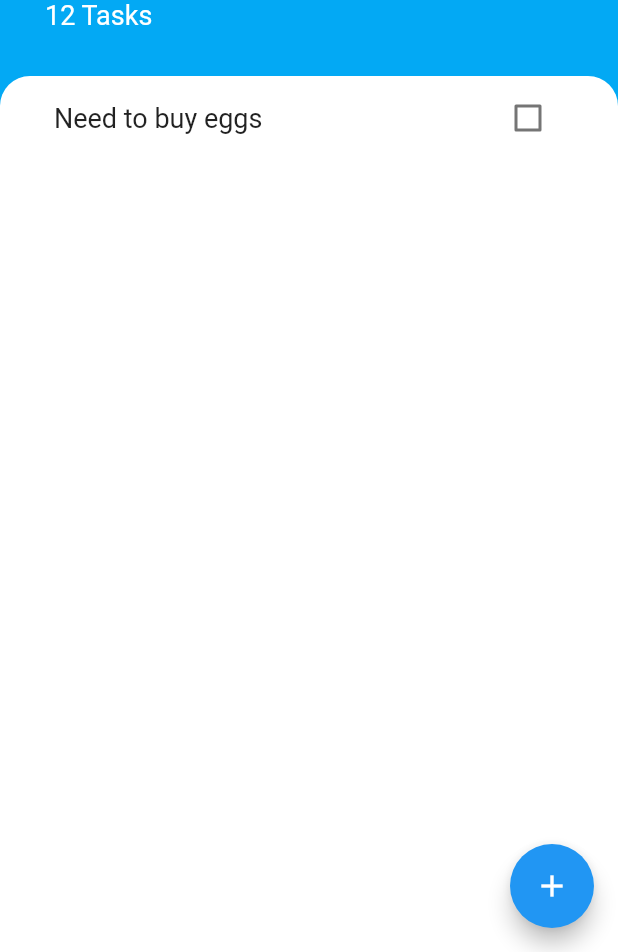
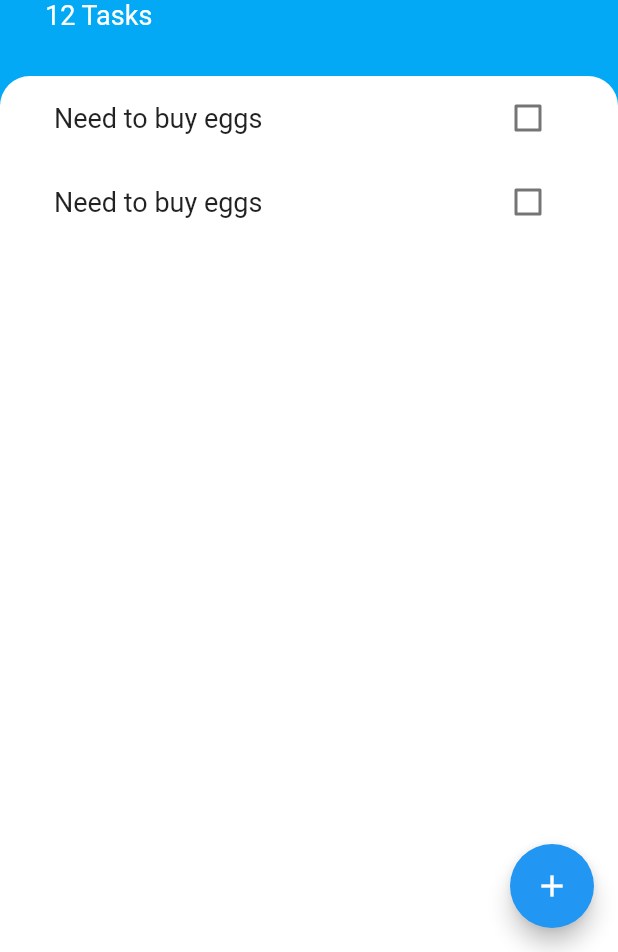
Before and after one commit to syedmehtab2125/Todoey-App-using-provider-state-management, a Flutter app: the screen it shows after launch, on a phone screen of 412 x 824 dp, the part 284-1236 px from its top. Run offline on Flutter 3.47's test engine with Material 2 defaults, Android fonts, the phone set to English and light mode, and no system bars.

```diff
--- a/lib/Screens/task_screen.dart
+++ b/lib/Screens/task_screen.dart
@@ -49,7 +49,7 @@ class TaskScreen extends StatelessWidget {
             ],
           ),
         ),
-        const TodoListView()
+        TodoListView()
       ])),
     );
   }
--- a/lib/Screens/widgets/todo_list_tile.dart
+++ b/lib/Screens/widgets/todo_list_tile.dart
@@ -1,20 +1,35 @@
 import 'package:flutter/material.dart';
 
-class TodosListTile extends StatelessWidget {
-  const TodosListTile({
-    Key? key,
-  }) : super(key: key);
+//Lifting up the state
+class TodosListTile extends StatefulWidget {
+  @override
+  State<TodosListTile> createState() => _TodosListTileState();
+}
+
+class _TodosListTileState extends State<TodosListTile> {
+  bool isChecked = false;
+  void test(bool toogle) {
+    setState(() {
+      isChecked = toogle;
+    });
+  }
 
   @override
   Widget build(BuildContext context) {
     return ListTile(
-      title: const Text(
+      title: Text(
         "Need to buy eggs",
-        style: TextStyle(fontSize: 18),
+        style: TextStyle(
+            fontSize: 18,
+            decoration: isChecked ? TextDecoration.lineThrough : null),
       ),
       trailing: Checkbox(
-        value: false,
-        onChanged: (value) {},
+        value: isChecked,
+        onChanged: (value) {
+          setState(() {
+            isChecked = value!;
+          });
+        },
       ),
     );
   }
--- a/lib/Screens/widgets/todo_listview.dart
+++ b/lib/Screens/widgets/todo_listview.dart
@@ -2,10 +2,6 @@ import 'package:flutter/material.dart';
 import 'package:todoey/Screens/widgets/todo_list_tile.dart';
 
 class TodoListView extends StatelessWidget {
-  const TodoListView({
-    Key? key,
-  }) : super(key: key);
-
   @override
   Widget build(BuildContext context) {
     return Expanded(
@@ -18,10 +14,15 @@ class TodoListView extends StatelessWidget {
             topRight: Radius.circular(20),
           ),
         ),
-        child: ListView(
-          children: const [
-            TodosListTile(),
-          ],
+        child: SizedBox(
+          height: 200,
+          child: ListView(
+            shrinkWrap: true,
+            children: [
+              TodosListTile(),
+              TodosListTile(),
+            ],
+          ),
         ),
       ),
     );
```
